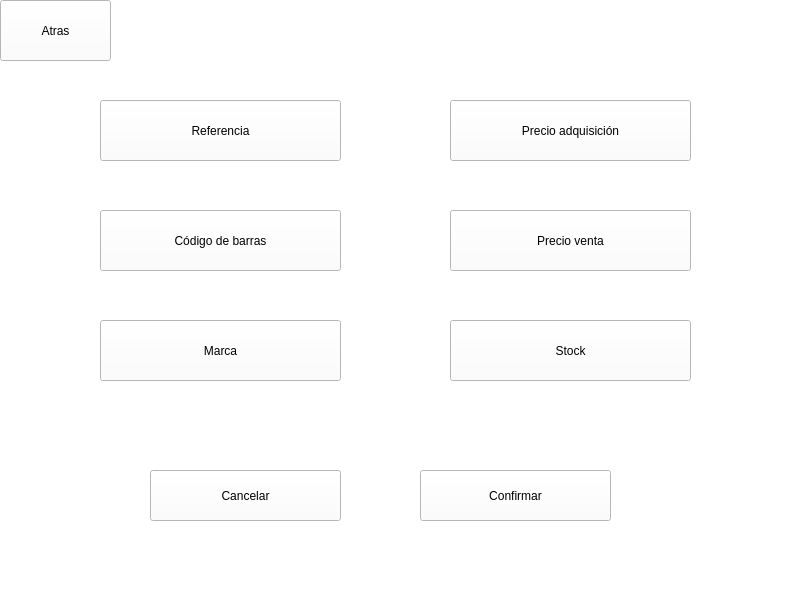
Before: the Qt Designer form GUI/sub_ventanas/ui/inventario_productos/crear_producto.ui in C-Sebastian-M/GLAM_MAKEUP_STORE, drawn with Qt 5.
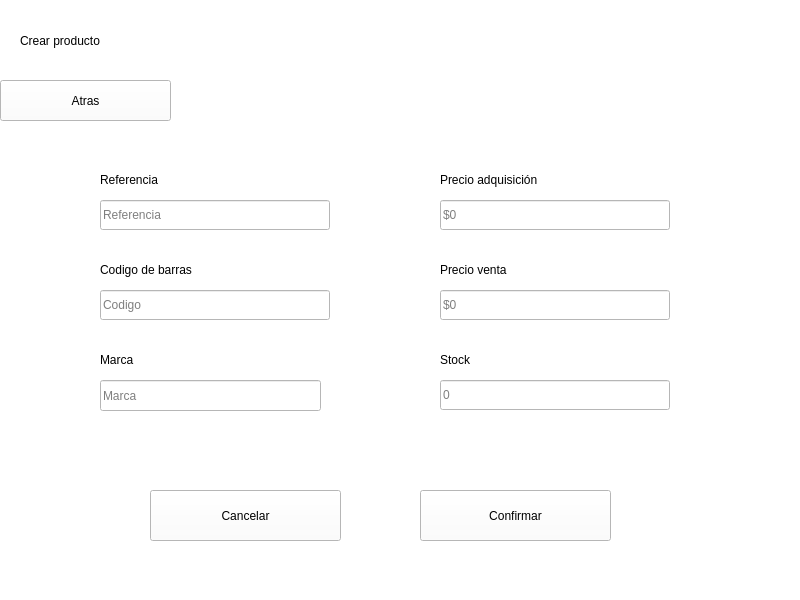
After: the same form once the commit is applied.

What changed in the file:
```diff
--- a/GUI/sub_ventanas/ui/inventario_productos/crear_producto.ui
+++ b/GUI/sub_ventanas/ui/inventario_productos/crear_producto.ui
@@ -17,75 +17,11 @@
    <string notr="true">background-color: rgb(255, 255, 255);</string>
   </property>
   <widget class="QWidget" name="centralwidget">
-   <widget class="QPushButton" name="pushButton">
-    <property name="geometry">
-     <rect>
-      <x>100</x>
-      <y>100</y>
-      <width>241</width>
-      <height>61</height>
-     </rect>
-    </property>
-    <property name="styleSheet">
-     <string notr="true">font: 16pt &quot;Arial&quot;;</string>
-    </property>
-    <property name="text">
-     <string>Referencia</string>
-    </property>
-   </widget>
-   <widget class="QPushButton" name="pushButton_2">
-    <property name="geometry">
-     <rect>
-      <x>100</x>
-      <y>210</y>
-      <width>241</width>
-      <height>61</height>
-     </rect>
-    </property>
-    <property name="styleSheet">
-     <string notr="true">font: 16pt &quot;Arial&quot;;</string>
-    </property>
-    <property name="text">
-     <string>Código de barras</string>
-    </property>
-   </widget>
-   <widget class="QPushButton" name="pushButton_3">
-    <property name="geometry">
-     <rect>
-      <x>450</x>
-      <y>100</y>
-      <width>241</width>
-      <height>61</height>
-     </rect>
-    </property>
-    <property name="styleSheet">
-     <string notr="true">font: 16pt &quot;Arial&quot;;</string>
-    </property>
-    <property name="text">
-     <string>Precio adquisición</string>
-    </property>
-   </widget>
-   <widget class="QPushButton" name="pushButton_4">
-    <property name="geometry">
-     <rect>
-      <x>450</x>
-      <y>210</y>
-      <width>241</width>
-      <height>61</height>
-     </rect>
-    </property>
-    <property name="styleSheet">
-     <string notr="true">font: 16pt &quot;Arial&quot;;</string>
-    </property>
-    <property name="text">
-     <string>Precio venta</string>
-    </property>
-   </widget>
-   <widget class="QPushButton" name="pushButton_5">
+   <widget class="QPushButton" name="cancelar_boton">
     <property name="geometry">
      <rect>
       <x>150</x>
-      <y>470</y>
+      <y>490</y>
       <width>191</width>
       <height>51</height>
      </rect>
@@ -101,9 +37,9 @@
     <property name="geometry">
      <rect>
       <x>0</x>
-      <y>0</y>
-      <width>111</width>
-      <height>61</height>
+      <y>80</y>
+      <width>171</width>
+      <height>41</height>
      </rect>
     </property>
     <property name="styleSheet">
@@ -113,43 +49,11 @@
      <string>Atras</string>
     </property>
    </widget>
-   <widget class="QPushButton" name="pushButton_7">
-    <property name="geometry">
-     <rect>
-      <x>100</x>
-      <y>320</y>
-      <width>241</width>
-      <height>61</height>
-     </rect>
-    </property>
-    <property name="styleSheet">
-     <string notr="true">font: 16pt &quot;Arial&quot;;</string>
-    </property>
-    <property name="text">
-     <string>Marca</string>
-    </property>
-   </widget>
-   <widget class="QPushButton" name="pushButton_8">
-    <property name="geometry">
-     <rect>
-      <x>450</x>
-      <y>320</y>
-      <width>241</width>
-      <height>61</height>
-     </rect>
-    </property>
-    <property name="styleSheet">
-     <string notr="true">font: 16pt &quot;Arial&quot;;</string>
-    </property>
-    <property name="text">
-     <string>Stock</string>
-    </property>
-   </widget>
-   <widget class="QPushButton" name="pushButton_9">
+   <widget class="QPushButton" name="confirmar_boton">
     <property name="geometry">
      <rect>
       <x>420</x>
-      <y>470</y>
+      <y>490</y>
       <width>191</width>
       <height>51</height>
      </rect>
@@ -161,16 +65,214 @@
      <string>Confirmar</string>
     </property>
    </widget>
-  </widget>
-  <widget class="QMenuBar" name="menubar">
-   <property name="geometry">
-    <rect>
-     <x>0</x>
-     <y>0</y>
-     <width>800</width>
-     <height>26</height>
-    </rect>
-   </property>
+   <widget class="QLabel" name="label">
+    <property name="geometry">
+     <rect>
+      <x>20</x>
+      <y>20</y>
+      <width>611</width>
+      <height>41</height>
+     </rect>
+    </property>
+    <property name="styleSheet">
+     <string notr="true">font: 20pt &quot;Arial&quot;;</string>
+    </property>
+    <property name="text">
+     <string>Crear producto</string>
+    </property>
+   </widget>
+   <widget class="QLineEdit" name="referencia_text">
+    <property name="geometry">
+     <rect>
+      <x>100</x>
+      <y>200</y>
+      <width>230</width>
+      <height>30</height>
+     </rect>
+    </property>
+    <property name="toolTip">
+     <string>&lt;html&gt;&lt;head/&gt;&lt;body&gt;&lt;p&gt;&lt;span style=&quot; font-size:10pt;&quot;&gt;Ingrese su nombre&lt;/span&gt;&lt;/p&gt;&lt;/body&gt;&lt;/html&gt;</string>
+    </property>
+    <property name="placeholderText">
+     <string>Referencia</string>
+    </property>
+   </widget>
+   <widget class="QLineEdit" name="codigo_barras_text">
+    <property name="geometry">
+     <rect>
+      <x>100</x>
+      <y>290</y>
+      <width>230</width>
+      <height>30</height>
+     </rect>
+    </property>
+    <property name="toolTip">
+     <string>&lt;html&gt;&lt;head/&gt;&lt;body&gt;&lt;p&gt;&lt;span style=&quot; font-size:10pt;&quot;&gt;Ingrese su nombre&lt;/span&gt;&lt;/p&gt;&lt;/body&gt;&lt;/html&gt;</string>
+    </property>
+    <property name="placeholderText">
+     <string>Codigo</string>
+    </property>
+   </widget>
+   <widget class="QLineEdit" name="precio_adquisicion_text">
+    <property name="geometry">
+     <rect>
+      <x>440</x>
+      <y>200</y>
+      <width>230</width>
+      <height>30</height>
+     </rect>
+    </property>
+    <property name="toolTip">
+     <string>&lt;html&gt;&lt;head/&gt;&lt;body&gt;&lt;p&gt;&lt;span style=&quot; font-size:10pt;&quot;&gt;Ingrese su nombre&lt;/span&gt;&lt;/p&gt;&lt;/body&gt;&lt;/html&gt;</string>
+    </property>
+    <property name="placeholderText">
+     <string>$0</string>
+    </property>
+   </widget>
+   <widget class="QLineEdit" name="precio_venta_text">
+    <property name="geometry">
+     <rect>
+      <x>440</x>
+      <y>290</y>
+      <width>230</width>
+      <height>30</height>
+     </rect>
+    </property>
+    <property name="toolTip">
+     <string>&lt;html&gt;&lt;head/&gt;&lt;body&gt;&lt;p&gt;&lt;span style=&quot; font-size:10pt;&quot;&gt;Ingrese su nombre&lt;/span&gt;&lt;/p&gt;&lt;/body&gt;&lt;/html&gt;</string>
+    </property>
+    <property name="placeholderText">
+     <string>$0</string>
+    </property>
+   </widget>
+   <widget class="QLineEdit" name="stock_text">
+    <property name="geometry">
+     <rect>
+      <x>440</x>
+      <y>380</y>
+      <width>230</width>
+      <height>30</height>
+     </rect>
+    </property>
+    <property name="toolTip">
+     <string>&lt;html&gt;&lt;head/&gt;&lt;body&gt;&lt;p&gt;&lt;span style=&quot; font-size:10pt;&quot;&gt;Ingrese su nombre&lt;/span&gt;&lt;/p&gt;&lt;/body&gt;&lt;/html&gt;</string>
+    </property>
+    <property name="placeholderText">
+     <string>0</string>
+    </property>
+   </widget>
+   <widget class="QLineEdit" name="marca_text">
+    <property name="geometry">
+     <rect>
+      <x>100</x>
+      <y>380</y>
+      <width>221</width>
+      <height>31</height>
+     </rect>
+    </property>
+    <property name="toolTip">
+     <string>&lt;html&gt;&lt;head/&gt;&lt;body&gt;&lt;p&gt;&lt;span style=&quot; font-size:10pt;&quot;&gt;Ingrese su nombre&lt;/span&gt;&lt;/p&gt;&lt;/body&gt;&lt;/html&gt;</string>
+    </property>
+    <property name="placeholderText">
+     <string>Marca</string>
+    </property>
+   </widget>
+   <widget class="QLabel" name="label_2">
+    <property name="geometry">
+     <rect>
+      <x>100</x>
+      <y>170</y>
+      <width>141</width>
+      <height>20</height>
+     </rect>
+    </property>
+    <property name="styleSheet">
+     <string notr="true">font: 10pt &quot;Arial&quot;;</string>
+    </property>
+    <property name="text">
+     <string>Referencia</string>
+    </property>
+   </widget>
+   <widget class="QLabel" name="label_3">
+    <property name="geometry">
+     <rect>
+      <x>440</x>
+      <y>170</y>
+      <width>141</width>
+      <height>20</height>
+     </rect>
+    </property>
+    <property name="styleSheet">
+     <string notr="true">font: 10pt &quot;Arial&quot;;</string>
+    </property>
+    <property name="text">
+     <string>Precio adquisición</string>
+    </property>
+   </widget>
+   <widget class="QLabel" name="label_4">
+    <property name="geometry">
+     <rect>
+      <x>100</x>
+      <y>260</y>
+      <width>141</width>
+      <height>20</height>
+     </rect>
+    </property>
+    <property name="styleSheet">
+     <string notr="true">font: 10pt &quot;Arial&quot;;</string>
+    </property>
+    <property name="text">
+     <string>Codigo de barras</string>
+    </property>
+   </widget>
+   <widget class="QLabel" name="label_5">
+    <property name="geometry">
+     <rect>
+      <x>440</x>
+      <y>260</y>
+      <width>141</width>
+      <height>20</height>
+     </rect>
+    </property>
+    <property name="styleSheet">
+     <string notr="true">font: 10pt &quot;Arial&quot;;</string>
+    </property>
+    <property name="text">
+     <string>Precio venta</string>
+    </property>
+   </widget>
+   <widget class="QLabel" name="label_6">
+    <property name="geometry">
+     <rect>
+      <x>100</x>
+      <y>350</y>
+      <width>141</width>
+      <height>20</height>
+     </rect>
+    </property>
+    <property name="styleSheet">
+     <string notr="true">font: 10pt &quot;Arial&quot;;</string>
+    </property>
+    <property name="text">
+     <string>Marca</string>
+    </property>
+   </widget>
+   <widget class="QLabel" name="label_7">
+    <property name="geometry">
+     <rect>
+      <x>440</x>
+      <y>350</y>
+      <width>141</width>
+      <height>20</height>
+     </rect>
+    </property>
+    <property name="styleSheet">
+     <string notr="true">font: 10pt &quot;Arial&quot;;</string>
+    </property>
+    <property name="text">
+     <string>Stock</string>
+    </property>
+   </widget>
   </widget>
   <widget class="QStatusBar" name="statusbar"/>
  </widget>
```
Left out of the diff: 2 changed lines with no effect on the pictures.
